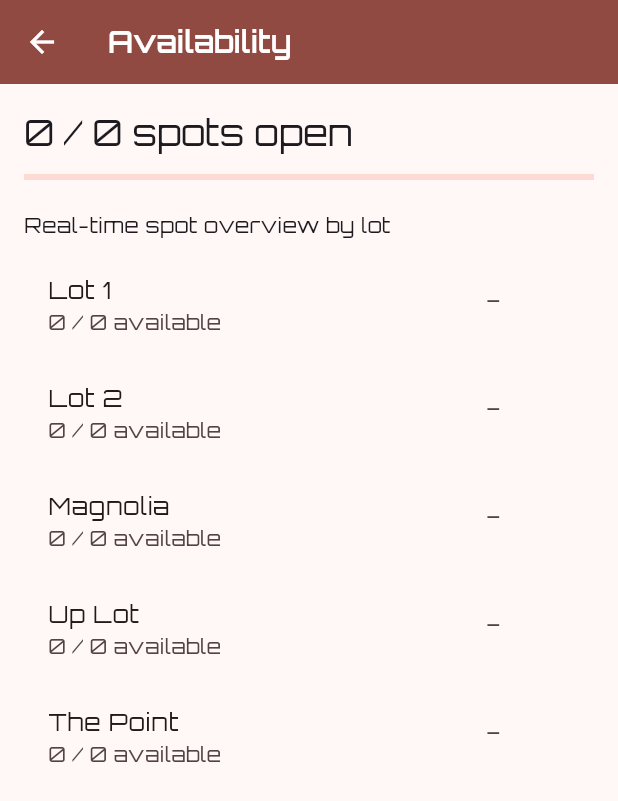
After one commit to amy020/Pit_Stop, a Flutter app: the AvailabilityScreen screen opened by its route, on a phone screen of 412 x 824 dp. The commit adds this screen. Shown: the top 801 px of the screen. Run offline on Flutter 3.47's test engine with Material 3 defaults, Android fonts, the phone set to English and light mode, and no system bars; our stand-ins replace cloud_firestore, firebase_auth, firebase_core, geolocator, google_fonts, google_maps_flutter; accounts and stored records are empty.

Commit message:
new updates

```diff
--- /dev/null
+++ b/lib/screens/availability_screen.dart
@@ -0,0 +1,90 @@
+import 'package:cloud_firestore/cloud_firestore.dart';
+import 'package:flutter/material.dart';
+import 'lots_screen.dart';
+
+class AvailabilityScreen extends StatelessWidget {
+  const AvailabilityScreen({super.key});
+
+  @override
+  Widget build(BuildContext context) {
+    return Scaffold(
+      appBar: AppBar(title: const Text('Availability')),
+      body: StreamBuilder<QuerySnapshot<Map<String, dynamic>>>(
+        stream: FirebaseFirestore.instance.collection('parking_spots').snapshots(),
+        builder: (context, snapshot) {
+          if (snapshot.hasError) {
+            return Center(child: Text('Error: ${snapshot.error}'));
+          }
+          if (!snapshot.hasData) {
+            return const Center(child: CircularProgressIndicator());
+          }
+
+          final docs = snapshot.data!.docs;
+
+          // Predefined lot order to display (even if empty)
+          final lotNames = ['Lot 1', 'Lot 2', 'Magnolia', 'Up Lot', 'The Point'];
+
+          // Aggregate totals by lot
+          final Map<String, Map<String, int>> counts = {};
+          for (final d in docs) {
+            final data = d.data();
+            final lot = (data['lot'] as String?) ?? 'Unknown';
+            counts.putIfAbsent(lot, () => {'total': 0, 'available': 0});
+            counts[lot]!['total'] = counts[lot]!['total']! + 1;
+            if (data['taken'] != true) {
+              counts[lot]!['available'] = counts[lot]!['available']! + 1;
+            }
+          }
+
+          // Compute overall totals
+          final overallTotal = counts.values.fold<int>(0, (p, e) => p + (e['total'] ?? 0));
+          final overallAvailable = counts.values.fold<int>(0, (p, e) => p + (e['available'] ?? 0));
+
+          // Build list of lots: predefined order first, then any additional lots
+          final additionalLots = counts.keys.where((k) => !lotNames.contains(k)).toList();
+          final displayLots = [...lotNames, ...additionalLots];
+
+          return Padding(
+            padding: const EdgeInsets.all(16.0),
+            child: Column(
+              crossAxisAlignment: CrossAxisAlignment.start,
+              children: [
+                Text('$overallAvailable / $overallTotal spots open', style: Theme.of(context).textTheme.headlineSmall),
+                const SizedBox(height: 12),
+                LinearProgressIndicator(value: overallTotal > 0 ? overallAvailable / overallTotal : 0),
+                const SizedBox(height: 20),
+                const Text('Real-time spot overview by lot'),
+                const SizedBox(height: 8),
+                Expanded(
+                  child: ListView(
+                    children: displayLots.map((lot) {
+                      final c = counts[lot];
+                      final total = c != null ? c['total'] ?? 0 : 0;
+                      final available = c != null ? c['available'] ?? 0 : 0;
+                      return ListTile(
+                        title: Text(lot),
+                        subtitle: Text('$available / $total available'),
+                        trailing: SizedBox(
+                          width: 48,
+                          height: 24,
+                          child: total == 0
+                              ? const Text('—')
+                              : LinearProgressIndicator(value: total == 0 ? 0 : available / total),
+                        ),
+                        onTap: () {
+                          Navigator.push(
+                              context,
+                              MaterialPageRoute(builder: (context) => LotsScreen(lot: lot)));
+                        },
+                      );
+                    }).toList(),
+                  ),
+                ),
+              ],
+            ),
+          );
+        },
+      ),
+    );
+  }
+}
--- a/lib/screens/login_screen.dart
+++ b/lib/screens/login_screen.dart
@@ -70,7 +70,7 @@ class _LoginScreenState extends State<LoginScreen> {
     final brightness = Theme.of(context).brightness;
     final pitstopAsset = brightness == Brightness.dark
         ? 'assets/images/PITSTOP_dark.png'
-        : 'assets/images/PITSTOP-removebg-preview.png';
+        : 'assets/images/3DCARS_ONLY-removebg-preview.png';
 
     return Scaffold(
       appBar: AppBar(title: const Text('Login')),
@@ -86,9 +86,9 @@ class _LoginScreenState extends State<LoginScreen> {
                 height: 180,
                 fit: BoxFit.contain,
                 errorBuilder: (ctx, err, stack) {
-                  if (pitstopAsset != 'assets/images/PITSTOP-removebg-preview.png') {
+                  if (pitstopAsset != 'assets/images/ssets/images/3DCARS_ONLY-removebg-preview.png') {
                     return Image.asset(
-                      'assets/images/PITSTOP-removebg-preview.png',
+                      'assets/images/3DCARS_ONLY-removebg-preview.png',
                       width: 290,
                       height: 180,
                       fit: BoxFit.contain,
--- /dev/null
+++ b/lib/screens/lot_overview_screen.dart
@@ -0,0 +1,92 @@
+import 'package:cloud_firestore/cloud_firestore.dart';
+import 'package:flutter/material.dart';
+import 'lots_screen.dart';
+
+class LotsOverviewScreen extends StatelessWidget {
+  const LotsOverviewScreen({super.key});
+
+  static const List<String> lotNames = [
+    'Lot 1',
+    'Lot 2',
+    'Lot 3',
+    'Up Lot',
+    'POINT lot',
+  ];
+
+  @override
+  Widget build(BuildContext context) {
+    return Scaffold(
+      appBar: AppBar(title: const Text('Lots')),
+      body: StreamBuilder<QuerySnapshot<Map<String, dynamic>>>(
+        stream: FirebaseFirestore.instance.collection('parking_spots').snapshots(),
+        builder: (context, snapshot) {
+          if (snapshot.hasError) {
+            return Center(child: Text('Error: ${snapshot.error}'));
+          }
+          if (!snapshot.hasData) return const Center(child: CircularProgressIndicator());
+
+          final docs = snapshot.data!.docs;
+
+          // Aggregate counts per lot
+          final Map<String, Map<String, int>> counts = {};
+          for (final d in docs) {
+            final data = d.data();
+            final lot = (data['lot'] as String?) ?? 'Unknown';
+            counts.putIfAbsent(lot, () => {'total': 0, 'available': 0});
+            counts[lot]!['total'] = counts[lot]!['total']! + 1;
+            if (data['taken'] != true) counts[lot]!['available'] = counts[lot]!['available']! + 1;
+          }
+
+          // Keep predefined order, then any extras
+          final additional = counts.keys.where((k) => !lotNames.contains(k)).toList();
+          final display = [...lotNames, ...additional];
+
+          final overallTotal = counts.values.fold<int>(0, (p, e) => p + (e['total'] ?? 0));
+          final overallAvailable = counts.values.fold<int>(0, (p, e) => p + (e['available'] ?? 0));
+
+          return Padding(
+            padding: const EdgeInsets.all(16.0),
+            child: Column(
+              crossAxisAlignment: CrossAxisAlignment.start,
+              children: [
+                Text('$overallAvailable / $overallTotal spots open', style: Theme.of(context).textTheme.headlineSmall),
+                const SizedBox(height: 12),
+                LinearProgressIndicator(value: overallTotal > 0 ? overallAvailable / overallTotal : 0),
+                const SizedBox(height: 16),
+                Expanded(
+                  child: ListView.separated(
+                    itemCount: display.length,
+                    separatorBuilder: (_, __) => const Divider(height: 1),
+                    itemBuilder: (context, index) {
+                      final lot = display[index];
+                      final c = counts[lot];
+                      final total = c != null ? c['total'] ?? 0 : 0;
+                      final available = c != null ? c['available'] ?? 0 : 0;
+
+                      return ListTile(
+                        title: Text(lot),
+                        subtitle: Text('$available / $total available'),
+                        trailing: SizedBox(
+                          width: 72,
+                          child: total == 0
+                              ? const Text('—')
+                              : LinearProgressIndicator(value: total == 0 ? 0 : available / total),
+                        ),
+                        onTap: () {
+                          Navigator.push(
+                            context,
+                            MaterialPageRoute(builder: (context) => LotsScreen(lot: lot)),
+                          );
+                        },
+                      );
+                    },
+                  ),
+                ),
+              ],
+            ),
+          );
+        },
+      ),
+    );
+  }
+}
--- a/pubspec.yaml
+++ b/pubspec.yaml
@@ -66,7 +66,9 @@ flutter:
 
   # Static image assets used by the app. Add your image files under assets/images/
   assets:
-    - assets/images/
+    - assets/images/3DCARS_ONLY-removebg-preview.png
+    - assets/images/PITSTOP3D-LOGO.png
+
 
   # To add assets to your application, add an assets section, like this:
   # assets:
```
Also changed, not shown: lib/main.dart (+41 -29 lines), lib/screens/lots_screen.dart (added, +143 -0 lines), lib/screens/settings_screen.dart (+8 -8 lines), assets/images/3DCARS_ONLY-removebg-preview.png (added), assets/images/3DCARS_ONLY.png (added), assets/images/PITSTOP3D-LOGO.png (added), assets/images/log-in-screen.png (added), lib/screens/register_screen.dart (line endings or trailing spaces).
